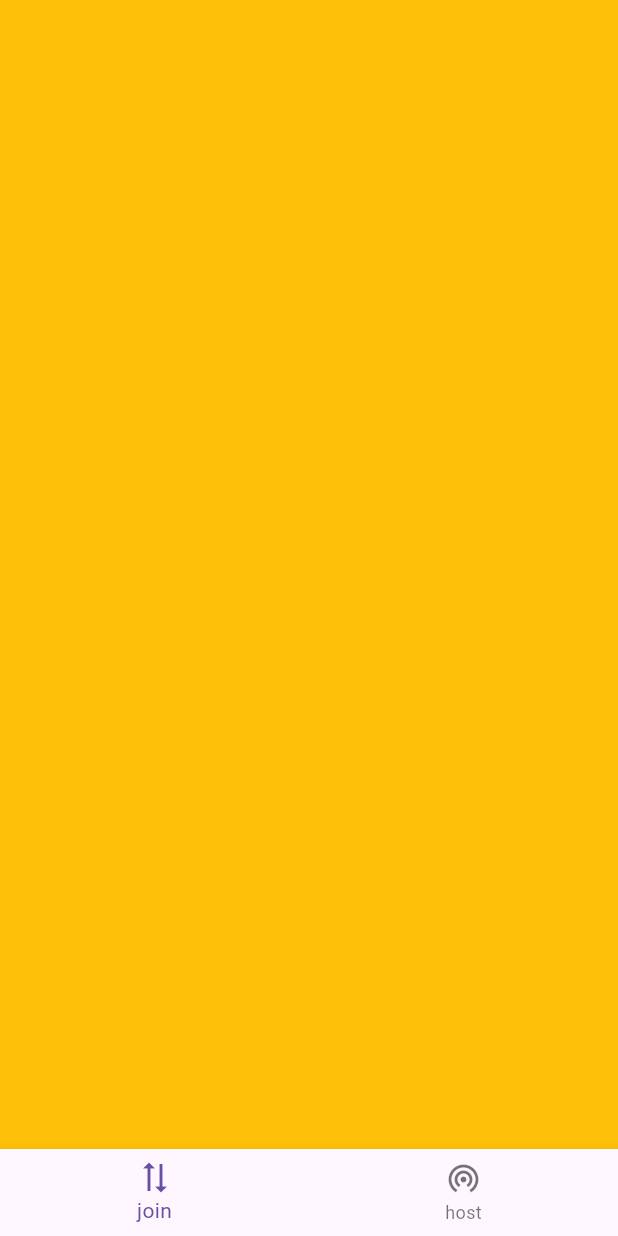
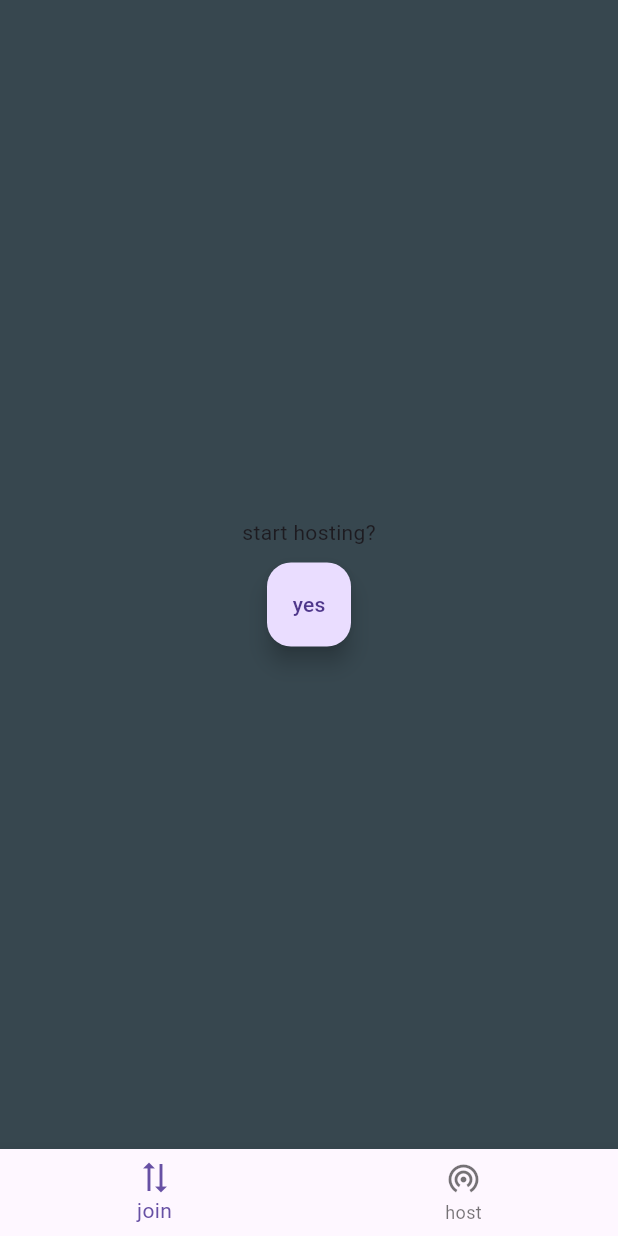
Before and after one commit to darksider-05/live_text, a Flutter app: the screen it shows after launch, swiped to page 2, on a phone screen of 412 x 824 dp. Run offline on Flutter 3.47's test engine with Material 3 defaults, Android fonts, the phone set to English and light mode, and no system bars; missing offline and left inert: network_info_plus.

```diff
--- a/lib/main.dart
+++ b/lib/main.dart
@@ -1,5 +1,6 @@
 import 'package:flutter/material.dart';
 import 'package:live_text/bottom_navigation_bar.dart';
+import 'package:live_text/pages/hostp.dart';
 import 'package:live_text/pages/joinp.dart';
 import 'package:provider/provider.dart';
 import 'providers.dart';
@@ -55,9 +56,7 @@ class Pv extends StatelessWidget {
         nav.currentpage != 1
             ? Jp(nav: nav, router: router, general: general)
             : Jp(nav: nav, router: router, general: general),
-        nav.currentpage == 1
-            ? Container(color: Colors.amber)
-            : Container(color: Colors.amber),
+        nav.currentpage == 1 ? Hp(nav: nav) : Hp(nav: nav),
       ],
     );
   }
--- /dev/null
+++ b/lib/pages/hostp.dart
@@ -0,0 +1,116 @@
+import 'package:flutter/material.dart';
+import 'package:live_text/providers.dart';
+
+// ignore: must_be_immutable
+class Hp extends StatefulWidget {
+  Navigation nav;
+  Hp({super.key, required this.nav});
+
+  @override
+  State<Hp> createState() => _HpState();
+}
+
+class _HpState extends State<Hp> {
+  bool sure = true;
+  @override
+  Widget build(BuildContext context) {
+    var width = MediaQuery.of(context).size.shortestSide;
+    var height = MediaQuery.of(context).size.longestSide;
+    bool isver = MediaQuery.of(context).orientation == Orientation.portrait;
+    var truewidth = isver ? width : height;
+    var trueheight = isver
+        ? height - kBottomNavigationBarHeight
+        : width - kBottomNavigationBarHeight;
+
+    List clients = [];
+
+    return sure
+        ? Container(
+            width: truewidth,
+            height: trueheight,
+            color: Colors.blueGrey[800],
+            child: Column(
+              spacing: 10,
+              mainAxisAlignment: MainAxisAlignment.center,
+              crossAxisAlignment: CrossAxisAlignment.center,
+              children: [
+                SizedBox(width: truewidth),
+                Text("start hosting?"),
+                FloatingActionButton(
+                  onPressed: () {
+                    setState(() {
+                      sure = false;
+                    });
+                  },
+                  child: Text("yes"),
+                ),
+              ],
+            ),
+          )
+        : Stack(
+            children: [
+              Container(
+                color: Colors.black87,
+                height: trueheight,
+                width: truewidth,
+                child: Transform.translate(
+                  offset: Offset(0, trueheight * -1 * 0.1),
+                  child: Center(
+                    child: Container(
+                      padding: EdgeInsets.all(10),
+                      decoration: BoxDecoration(
+                        color: Colors.white10,
+                        borderRadius: BorderRadius.circular(20),
+                      ),
+                      width: truewidth * 0.65,
+                      height: trueheight * 0.5,
+
+                      child: TextField(
+                        controller: TextEditingController(),
+                        style: TextStyle(color: Colors.white),
+                        decoration: InputDecoration(border: InputBorder.none),
+                        maxLines: null,
+                        keyboardType: TextInputType.multiline,
+                      ),
+                    ),
+                  ),
+                ),
+              ),
+
+              Positioned(
+                left: truewidth * 0.06,
+                top: trueheight * 0.09,
+                child: Row(
+                  children: [
+                    Text(
+                      "connected devices: ${clients.length}",
+                      style: TextStyle(color: Colors.tealAccent),
+                    ),
+                  ],
+                ),
+              ),
+
+              Positioned(
+                top: trueheight * 0.75,
+                height: trueheight * 0.1,
+                width: truewidth,
+                child: Row(
+                  mainAxisAlignment: MainAxisAlignment.center,
+                  children: [
+                    FloatingActionButton.extended(
+                      onPressed:
+                          null, //////////////////////////////////////////////////
+                      label: Text("auto clipboard"),
+                    ),
+                    FloatingActionButton.extended(
+                      onPressed:
+                          null, /////////////////////////////////////////////////
+                      label: Text("copy to clipboard"),
+                    ),
+                  ],
+                ),
+              ),
+            ],
+          );
+  }
+}
```
Also changed, not shown: lib/pages/joinp.dart (+36 -5 lines), lib/pages/setp.dart (added, +33 -0 lines), lib/providers.dart (+28 -6 lines).
